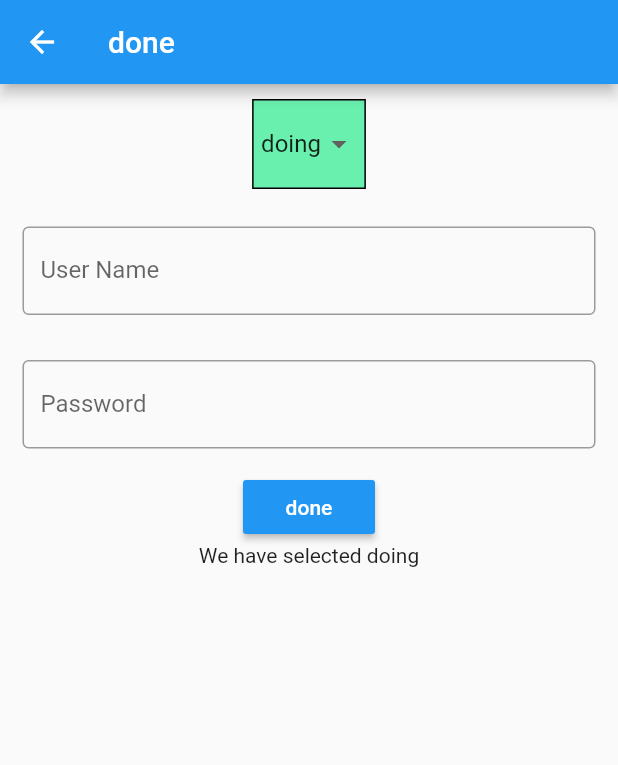
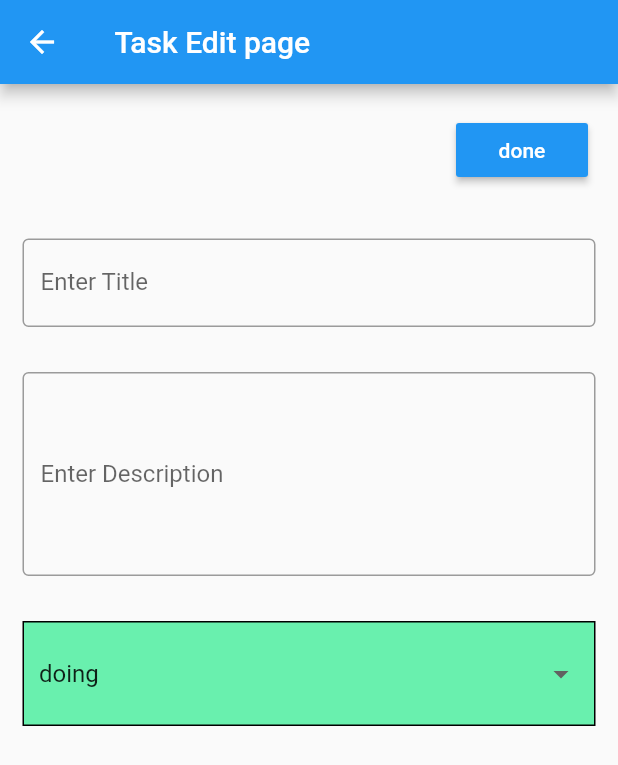
Before and after one commit to ibrahim20499/Project_Management_App, a Flutter app: the done screen opened directly, on a phone screen of 412 x 824 dp. Shown: the top 765 px of the screen. Run offline on Flutter 3.47's test engine with Material 2 defaults, Android fonts, the phone set to English and light mode, and no system bars; our stand-ins replace floor, flutter_slidable, sqflite; accounts and stored records are empty; generated files the repository leaves out were written again.

Commit message:
finished page one and two missing database

```diff
--- /dev/null
+++ b/lib/Task.dart
@@ -0,0 +1,11 @@
+import 'package:floor/floor.dart';
+@Entity(tableName: 'Task')
+class Task {
+  @PrimaryKey(autoGenerate : true)
+   int id;
+   @ColumnInfo(name: 'taskTitle')
+   String taskTitle;
+   String taskDescription;
+   String taskStatus;
+  Task( this.taskTitle,this.taskDescription,this.taskStatus, {this.id});
+}
--- /dev/null
+++ b/lib/Task_dao.dart
@@ -0,0 +1,14 @@
+import 'package:floor/floor.dart';
+import 'Task.dart';
+
+@dao
+abstract class TaskDao {
+  @Query('SELECT * FROM Tasklist')
+  Stream<List<Task>> getAllTask();
+  @insert
+  Future<void> addTask(Task task);
+  @delete
+  Future<void> deleteNote(Task task);
+  @update
+  Future<void>updateNote(Task task);
+}
--- /dev/null
+++ b/lib/database.dart
@@ -0,0 +1,11 @@
+import 'dart:async';
+import 'package:floor/floor.dart';
+import 'package:sqflite/sqflite.dart' as sqflite;
+import 'Task_dao.dart';
+import 'Task.dart';
+part 'database.g.dart'; // the generated code will be there
+
+@Database(version: 1, entities: [Task])
+abstract class TaskDatabase extends FloorDatabase {
+  TaskDao get taskDao;
+}
--- a/lib/done.dart
+++ b/lib/done.dart
@@ -1,6 +1,9 @@
 import 'package:flutter/cupertino.dart';
 import 'package:flutter/material.dart';
-
+import 'package:graduationproject/Task.dart';
+import 'package:graduationproject/Task_dao.dart';
+import 'package:flutter/foundation.dart';
+//import 'package:get/get.dart';
 class done extends StatefulWidget {
   @override
   _MyAppState createState() => _MyAppState();
@@ -11,7 +14,6 @@ class _MyAppState extends State<done> {
     ListItem(1, "todo"),
     ListItem(2, "doing"),
     ListItem(3, "done"),
-
   ];
 
   List<DropdownMenuItem<ListItem>> _dropdownMenuItems;
@@ -35,24 +37,75 @@ class _MyAppState extends State<done> {
     }
     return items;
   }
-
+TextEditingController TaskTitle = TextEditingController();
+  TextEditingController TaskDescription = TextEditingController();
+  TextEditingController   TaskStatus = TextEditingController();
+  //TextEditingController TaskStatus  =TextEditingController();
   @override
   Widget build(BuildContext context) {
+    TaskDao taskDao ;
+    // TaskTitle.text = task.taskTitle;
+    // TaskDescription.text = task.taskDescription;
     return Scaffold(
       appBar: AppBar(
-        title: Text("done"),
+        title: Text(" Task Edit page"),
       ),
-      body: Column(
+      body: Container(
+        width: double.infinity,
+      child: Column(
+        children: <Widget>[
+          Container(
+            margin: EdgeInsets.all(20),
+              alignment: Alignment.topRight,
 
-        children: <Widget>[
+              child:RaisedButton(
+            textColor: Colors.white,
+            color: Colors.blue,
+               child: Text('done'),
+              onPressed: (){
+              taskDao.addTask(Task(TaskTitle.text, TaskTitle.text ,TaskStatus.text));
+            },
+          )),
           Padding(
-            padding: const EdgeInsets.all(10.0),
+            //padding:  EdgeInsets.symmetric(vertical: 8, horizontal: 8),
+            padding: EdgeInsets.all(15),
+            child: TextField(
+              controller:   TaskTitle,
+              decoration: InputDecoration(
+                border: OutlineInputBorder(),
+                labelText: 'Enter Title',
+                hintText: 'Task Title',
+              ),
+            ),
+          ),
+          Padding(
+            padding: EdgeInsets.all(15),
+
+            child: TextField(
+              //obscureText: true,
+              controller: TaskDescription,
+              maxLines: 3,
+              decoration: InputDecoration(
+                border: OutlineInputBorder(),
+                labelText: 'Enter Description',
+                hintText: ' Task Description',
+              ),
+              style: TextStyle(
+                            height: 2.0,
+                           color: Colors.black
+                       )
+            ),
+          ),
+          Padding(
+            padding: const EdgeInsets.all(15.0),
             child: Container(
-              padding: const EdgeInsets.all(5.0),
+              width: 400,
+              padding: const EdgeInsets.all(10.0),
               decoration: BoxDecoration(
                   color: Colors.greenAccent,
                   border: Border.all()),
               child: DropdownButtonHideUnderline(
+
                 child: DropdownButton(
                     value: _itemSelected,
                     items: _dropdownMenuItems,
@@ -62,42 +115,11 @@ class _MyAppState extends State<done> {
                       });
                     }),
               ),
-
             ),
           ),
-          Padding(
-            padding: EdgeInsets.all(15),
-            child: TextField(
-              obscureText: true,
-              decoration: InputDecoration(
-                border: OutlineInputBorder(),
-                labelText: 'User Name',
-                hintText: 'Enter Your Name',
-              ),
-            ),
-          ),
-          Padding(
-            padding: EdgeInsets.all(15),
-            child: TextField(
-              obscureText: true,
-              decoration: InputDecoration(
-                border: OutlineInputBorder(),
-                labelText: 'Password',
-                hintText: 'Enter Password',
-              ),
-            ),
-          ),
-          RaisedButton(
-            textColor: Colors.white,
-            color: Colors.blue,
-            child: Text('done'),
-            onPressed: (){},
-          ),
-
-          Text("We have selected ${_itemSelected.name}"),
         ],
       ),
-    );
+    ));
   }
 }
 
```
Also changed, not shown: lib/main.dart (+100 -87 lines), pubspec.yaml (+10 -0 lines).
